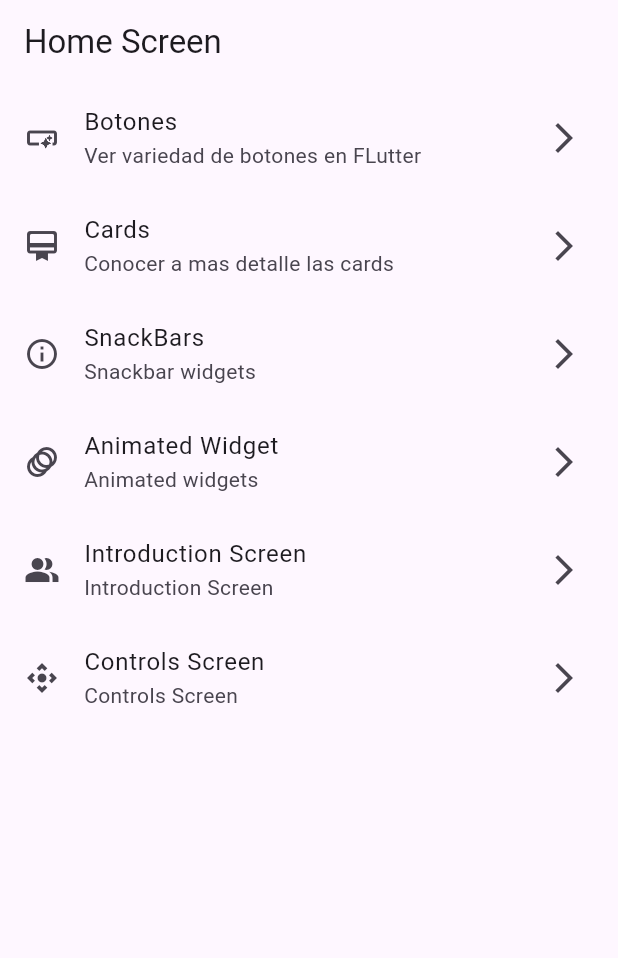
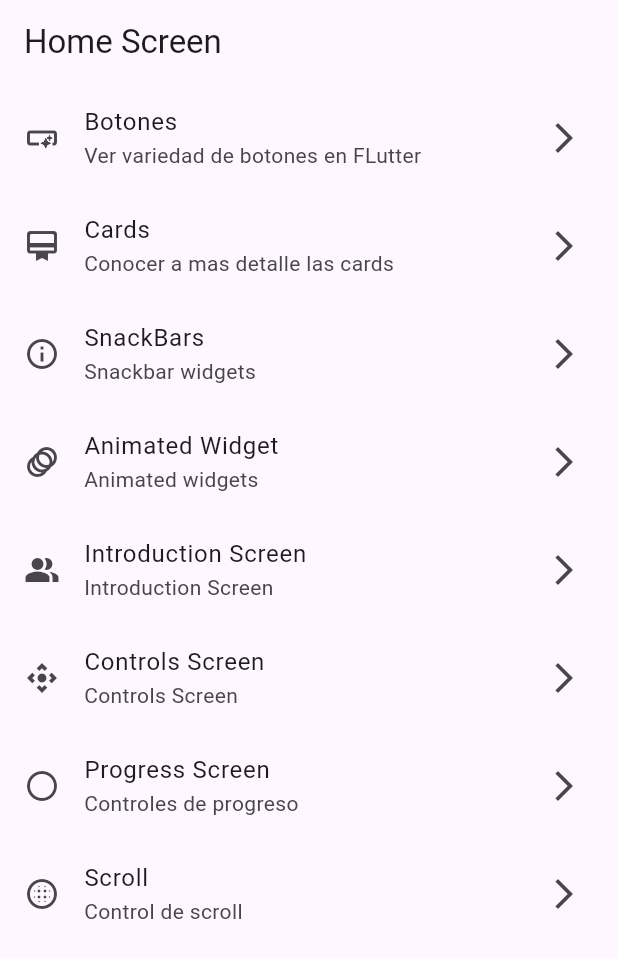
Before and after one commit to gersonA10/app_widgets_flutter, a Flutter app: the screen it shows after launch, on a phone screen of 412 x 824 dp. Shown: the top 958 px of the screen. Run offline on Flutter 3.47's test engine with Material 3 defaults, Android fonts, the light colour scheme and no system bars; our stand-ins replace animate_do, go_router.

Commit message:
add progress and scroll

```diff
--- a/lib/config/items/item.dart
+++ b/lib/config/items/item.dart
@@ -51,4 +51,16 @@ const appItems = <Item>[
     link: '/controls',
     icon: Icons.control_camera_sharp,
   ),
+  Item(
+    title: 'Progress Screen',
+    subTitle: 'Controles de progreso',
+    link: '/progress',
+    icon: Icons.circle_outlined,
+  ),
+  Item(
+    title: 'Scroll',
+    subTitle: 'Control de scroll',
+    link: '/scroll',
+    icon: Icons.blur_circular,
+  ),
 ];
--- a/lib/config/router/router.dart
+++ b/lib/config/router/router.dart
@@ -1,10 +1,4 @@
-import 'package:aplicacion_numero_dos_fljp/presentation/screens/animated/animated_widget_screen.dart';
-import 'package:aplicacion_numero_dos_fljp/presentation/screens/buttons/buttons_screens.dart';
-import 'package:aplicacion_numero_dos_fljp/presentation/screens/cards/cards.dart';
-import 'package:aplicacion_numero_dos_fljp/presentation/screens/controls/controls_screens.dart';
-import 'package:aplicacion_numero_dos_fljp/presentation/screens/home/home_screen.dart';
-import 'package:aplicacion_numero_dos_fljp/presentation/screens/introduction/introduction_screen.dart';
-import 'package:aplicacion_numero_dos_fljp/presentation/screens/snackbars/snackbar_screen.dart';
+import 'package:aplicacion_numero_dos_fljp/presentation/screens/screen.dart';
 import 'package:go_router/go_router.dart';
 
 final appRouter = GoRouter(
@@ -45,4 +39,14 @@ final appRouter = GoRouter(
     name: ControlsScreen.name,
     builder: (context, state) => const ControlsScreen(),
   ),
+   GoRoute(
+    path: ProgressScreen.path,
+    name: ProgressScreen.name,
+    builder: (context, state) => const ProgressScreen(),
+  ),
+  GoRoute(
+    path: ScrollScreen.path,
+    name: ScrollScreen.name,
+    builder: (context, state) => const ScrollScreen(),
+  ),
 ]);
--- /dev/null
+++ b/lib/presentation/screens/screen.dart
@@ -0,0 +1,9 @@
+export 'package:aplicacion_numero_dos_fljp/presentation/screens/animated/animated_widget_screen.dart';
+export 'package:aplicacion_numero_dos_fljp/presentation/screens/buttons/buttons_screens.dart';
+export 'package:aplicacion_numero_dos_fljp/presentation/screens/cards/cards.dart';
+export 'package:aplicacion_numero_dos_fljp/presentation/screens/controls/controls_screens.dart';
+export 'package:aplicacion_numero_dos_fljp/presentation/screens/home/home_screen.dart';
+export 'package:aplicacion_numero_dos_fljp/presentation/screens/introduction/introduction_screen.dart';
+export 'package:aplicacion_numero_dos_fljp/presentation/screens/progress/progress_screen.dart';
+export 'package:aplicacion_numero_dos_fljp/presentation/screens/snackbars/snackbar_screen.dart';
+export 'scroll/scroll_screen.dart';
```
Also changed, not shown: lib/presentation/screens/progress/progress_screen.dart (added, +67 -0 lines), lib/presentation/screens/scroll/scroll_screen.dart (added, +124 -0 lines).
